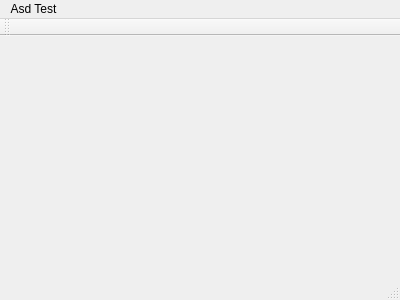
This is qt/amminadab/ammiwindow.ui in rydergaming/amminadab as Qt 5 draws it before an edit. The edited form follows.
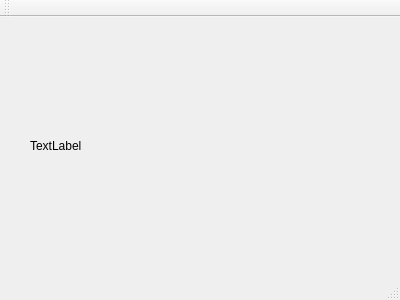
This is the edited form.

Diff of the .ui file:
```diff
--- a/qt/amminadab/ammiwindow.ui
+++ b/qt/amminadab/ammiwindow.ui
@@ -13,7 +13,21 @@
   <property name="windowTitle">
    <string>AmmiWindow</string>
   </property>
-  <widget class="QWidget" name="centralWidget"/>
+  <widget class="QWidget" name="centralWidget">
+   <widget class="QLabel" name="label">
+    <property name="geometry">
+     <rect>
+      <x>30</x>
+      <y>120</y>
+      <width>67</width>
+      <height>17</height>
+     </rect>
+    </property>
+    <property name="text">
+     <string>TextLabel</string>
+    </property>
+   </widget>
+  </widget>
   <widget class="QMenuBar" name="menuBar">
    <property name="geometry">
     <rect>
@@ -23,12 +37,6 @@
      <height>22</height>
     </rect>
    </property>
-   <widget class="QMenu" name="menuAsd_Test">
-    <property name="title">
-     <string>Asd Test</string>
-    </property>
-   </widget>
-   <addaction name="menuAsd_Test"/>
   </widget>
   <widget class="QToolBar" name="mainToolBar">
    <attribute name="toolBarArea">
```
